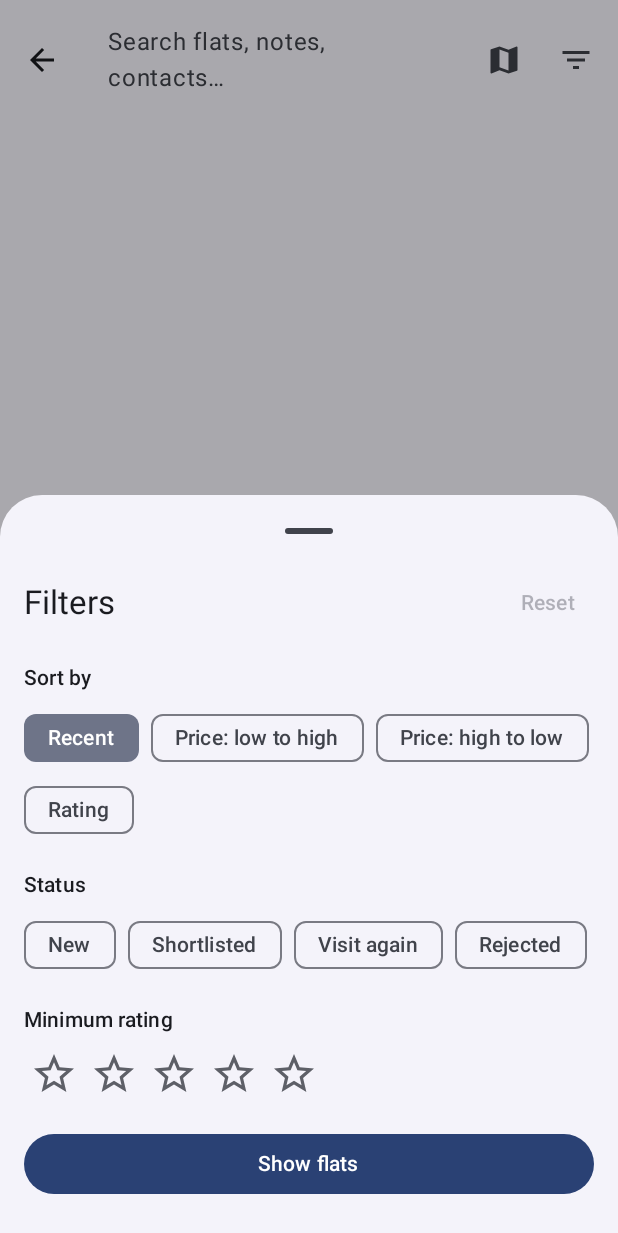
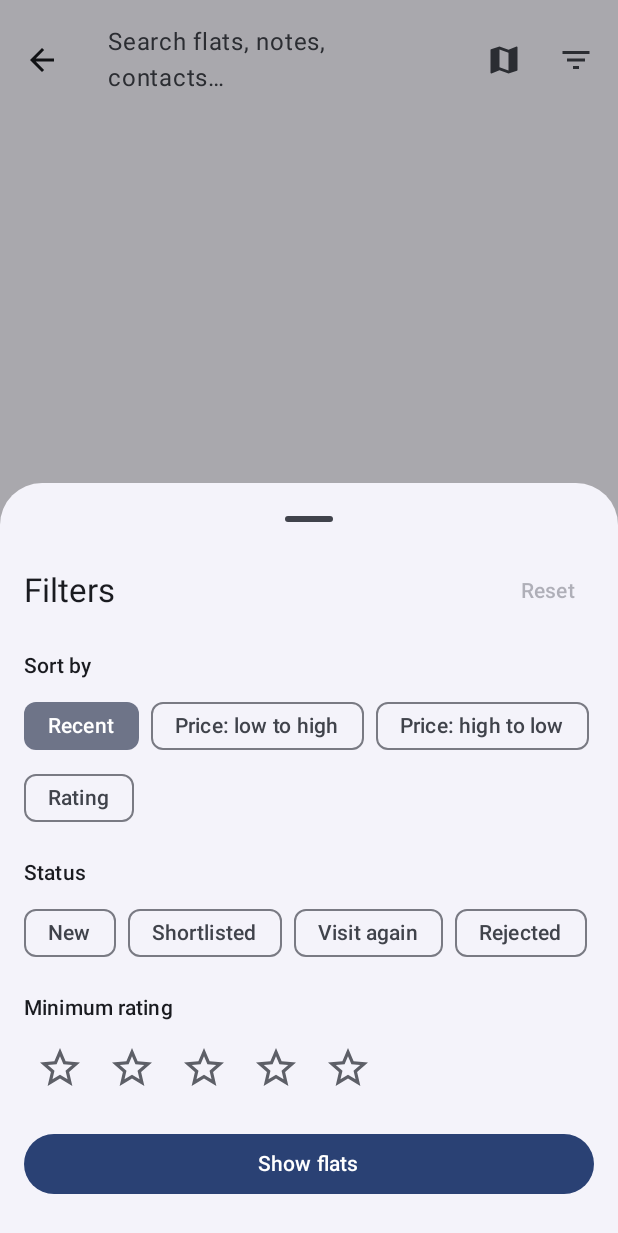
Before and after one commit to rupeshbhurke/HouseHunting, an Android app built with Jetpack Compose: the composable EntryListScreen shown on its own in the app's theme, after a tap on "Filters", on a phone screen of 412 x 824 dp. Shown: the top 1233 px of the screen. Run offline under Robolectric (Android 15) with nearby library versions, the phone set to English and light mode, and no system bars; our stand-ins replace Dagger/Hilt's generated code, Room's generated code; 1 statement that could not run was skipped; 2 other taps on this screen came first.

Commit message:
Make the rating stars accessible
Read-only stars now announce once ("Rated N of 5" / "Not rated") instead
of nothing, and tappable stars get 48dp targets and a selected state.

Co-Authored-By: Claude Opus 5.5 <noreply@anthropic.com>

```diff
--- a/app/src/main/java/com/rupeshbhurke/househunter/ui/components/EntryWidgets.kt
+++ b/app/src/main/java/com/rupeshbhurke/househunter/ui/components/EntryWidgets.kt
@@ -1,9 +1,10 @@
 package com.rupeshbhurke.househunter.ui.components
 
-import androidx.compose.foundation.clickable
+import androidx.compose.foundation.layout.Box
 import androidx.compose.foundation.layout.Row
-import androidx.compose.foundation.layout.padding
 import androidx.compose.foundation.layout.size
+import androidx.compose.foundation.layout.sizeIn
+import androidx.compose.foundation.selection.selectable
 import androidx.compose.material.icons.Icons
 import androidx.compose.material.icons.filled.Star
 import androidx.compose.material.icons.outlined.StarBorder
@@ -12,8 +13,11 @@ import androidx.compose.material3.Icon
 import androidx.compose.material3.MaterialTheme
 import androidx.compose.material3.Text
 import androidx.compose.runtime.Composable
+import androidx.compose.ui.Alignment
 import androidx.compose.ui.Modifier
 import androidx.compose.ui.res.stringResource
+import androidx.compose.ui.semantics.clearAndSetSemantics
+import androidx.compose.ui.semantics.contentDescription
 import androidx.compose.ui.unit.Dp
 import androidx.compose.ui.unit.dp
 import com.rupeshbhurke.househunter.R
@@ -26,7 +30,14 @@ fun StatusChip(status: EntryStatus, modifier: Modifier = Modifier) {
     AssistChip(onClick = {}, label = { Text(stringResource(status.labelRes)) }, modifier = modifier)
 }
 
-/** Five stars; pass [onRate] to make them tappable (tapping the current rating clears it). */
+/**
+ * Five stars; pass [onRate] to make them tappable (tapping the current rating clears it).
+ *
+ * Read-only stars are collapsed into one "Rated N of 5" node, so TalkBack reads the
+ * rating once rather than stepping through five unlabeled icons. Tappable stars each
+ * get a 48dp target around the icon, the minimum touch size, while the icon keeps
+ * its caller's [size]; each star reports `selected` so TalkBack can say how many are lit.
+ */
 @Composable
 fun RatingStars(
     rating: Int?,
@@ -34,16 +45,34 @@ fun RatingStars(
     size: Dp = 20.dp,
     onRate: ((Int?) -> Unit)? = null,
 ) {
-    Row(modifier = modifier) {
+    val summary = if (rating != null) {
+        stringResource(R.string.rating_stars_rated, rating)
+    } else {
+        stringResource(R.string.rating_stars_not_rated)
+    }
+    val rowModifier = if (onRate == null) modifier.clearAndSetSemantics { contentDescription = summary } else modifier
+    Row(modifier = rowModifier) {
         for (star in 1..5) {
             val filled = rating != null && star <= rating
-            val base = Modifier.let { if (onRate != null) it.clickable { onRate(if (rating == star) null else star) } else it }
-            Icon(
-                imageVector = if (filled) Icons.Filled.Star else Icons.Outlined.StarBorder,
-                contentDescription = if (onRate != null) stringResource(R.string.edit_rate_stars, star) else null,
-                tint = if (filled) MaterialTheme.colorScheme.secondary else MaterialTheme.colorScheme.outline,
-                modifier = base.then(Modifier.padding(if (onRate != null) 4.dp else 0.dp)).size(size),
-            )
+            val icon = if (filled) Icons.Filled.Star else Icons.Outlined.StarBorder
+            val tint = if (filled) MaterialTheme.colorScheme.secondary else MaterialTheme.colorScheme.outline
+            if (onRate == null) {
+                Icon(imageVector = icon, contentDescription = null, tint = tint, modifier = Modifier.size(size))
+            } else {
+                Box(
+                    contentAlignment = Alignment.Center,
+                    modifier = Modifier
+                        .selectable(selected = filled, onClick = { onRate(if (rating == star) null else star) })
+                        .sizeIn(minWidth = 48.dp, minHeight = 48.dp),
+                ) {
+                    Icon(
+                        imageVector = icon,
+                        contentDescription = stringResource(R.string.edit_rate_stars, star),
+                        tint = tint,
+                        modifier = Modifier.size(size),
+                    )
+                }
+            }
         }
     }
 }
--- a/app/src/main/res/values/strings.xml
+++ b/app/src/main/res/values/strings.xml
@@ -111,6 +111,8 @@
     <string name="edit_discard_title">Discard changes?</string>
     <string name="edit_discard_body">Your edits to this flat haven\'t been saved.</string>
     <string name="edit_rate_stars">Rate %1$d of 5</string>
+    <string name="rating_stars_rated">Rated %1$d of 5</string>
+    <string name="rating_stars_not_rated">Not rated</string>
 
     <!-- Location -->
     <string name="location_title">Location</string>
```
